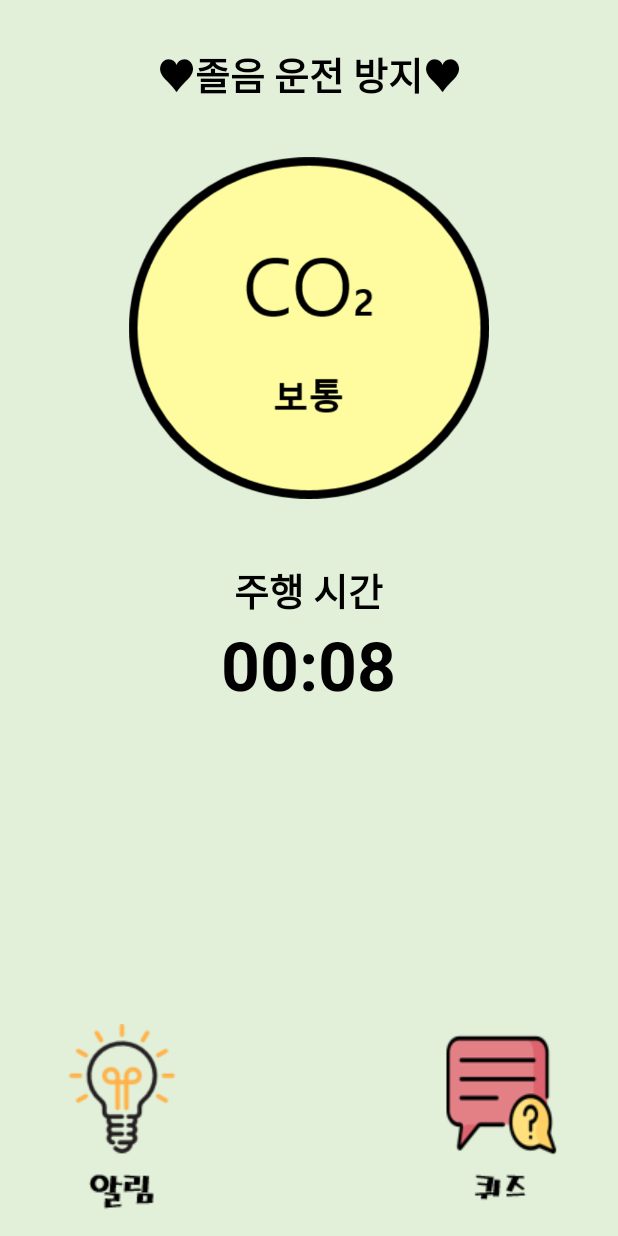
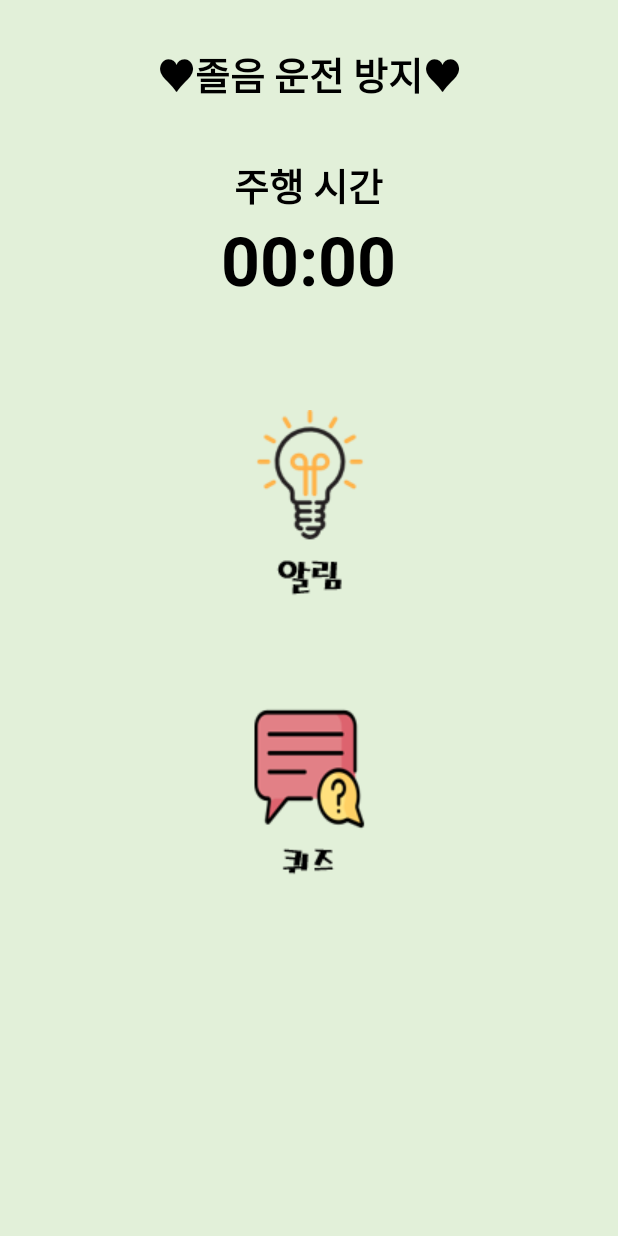
Before and after one commit to NASEYUN/Ahchacha, an Android app: the screen it shows after launch (MainActivity), on a phone screen of 412 x 824 dp. Run offline under Robolectric (Android 15) with nearby library versions, the phone set to English and light mode, and no system bars.

Commit message:
MainActivity수정

```diff
--- a/app/src/main/java/com/naseyun/computer/ahchacha/MainActivity.java
+++ b/app/src/main/java/com/naseyun/computer/ahchacha/MainActivity.java
@@ -4,68 +4,28 @@ import androidx.appcompat.app.AppCompatActivity;
 
 import android.content.Intent;
 import android.os.Bundle;
-import android.os.Handler;
-import android.os.SystemClock;
-import android.util.Log;
 import android.view.View;
 import android.widget.Chronometer;
-import android.widget.EditText;
 import android.widget.ImageButton;
-import android.widget.ImageView;
-import android.widget.Toast;
-import android.widget.ToggleButton;
 
 public class MainActivity extends AppCompatActivity {
 
     private static final String TAG = "MainActivity";
 
-    ImageView imageView;
-    private int Co2=1500;
     Chronometer chronometer;
-    //ToggleButton toggleButton;
-    ImageButton btn1;
-    ImageButton btn2;
-
-    //EditText et;
+    ImageButton alertBtn;
+    ImageButton quizBtn;
 
     @Override
     protected void onCreate(Bundle savedInstanceState) {
         super.onCreate(savedInstanceState);
         setContentView(R.layout.activity_main);
 
-        //et=(EditText)findViewById(R.id.et);
+        chronometer=(Chronometer)findViewById(R.id.chronometer);
+        alertBtn=(ImageButton)findViewById(R.id.alertBtn);
+        quizBtn=(ImageButton)findViewById(R.id.quizBtn);
 
-        imageView=(ImageView)findViewById(R.id.imageView);
-        //toggleButton=(ToggleButton)findViewById(R.id.toggleButton);
-        chronometer=(Chronometer)findViewById(R.id.chronometer);
-        btn1=(ImageButton)findViewById(R.id.btn1);
-        btn2=(ImageButton)findViewById(R.id.btn2);
-
-
-        /*
-        toggleButton.setOnClickListener(new View.OnClickListener(){
-            @Override
-            public void onClick(View v){
-                if (toggleButton.isChecked()) {
-                    chronometer.setBase(SystemClock.elapsedRealtime());
-                    chronometer.start();
-                    toggleButton.setBackgroundDrawable(
-                            getResources().
-                                    getDrawable(R.drawable.stop)
-                    );
-
-                }else{
-                    chronometer.stop();
-
-                    toggleButton.setBackgroundDrawable(
-                            getResources().
-                                    getDrawable(R.drawable.start)
-                    );
-                }
-            }
-        });
-         */
-        btn1.setOnClickListener(new View.OnClickListener() {
+        alertBtn.setOnClickListener(new View.OnClickListener() {
 
             @Override
             public void onClick(View view) {
@@ -73,7 +33,8 @@ public class MainActivity extends AppCompatActivity {
                 startActivity(intent);
             }
         });
-        btn2.setOnClickListener(new View.OnClickListener() {
+
+        quizBtn.setOnClickListener(new View.OnClickListener() {
 
             @Override
             public void onClick(View view) {
@@ -84,50 +45,4 @@ public class MainActivity extends AppCompatActivity {
 
     }
 
-    Handler handler = new Handler();
-    Runnable runnable;
-    int delay = 5*1000; //5초간 delay
-    @Override
-    protected void onResume() {
-        //액티비티보이면 핸들러 start
-        handler.postDelayed( runnable = new Runnable() {
-            public void run() {
-                setImage(Co2);
-                handler.postDelayed(runnable, delay);
-            }
-        }, delay);
-        chronometer.start();//chronometer start
-        super.onResume();
-    }
-
-
-    /*public void mOnClick(View v){//co2값에 따라 이미지 바뀌는지 확인
-        try {
-            String co = et.getText().toString().trim();
-            Co2 = Integer.parseInt(co);
-            Toast.makeText(this, "Co2 : "+Co2, Toast.LENGTH_SHORT).show();
-        } catch(NumberFormatException e){
-            Toast.makeText(this, "숫자만 입력하세요", Toast.LENGTH_SHORT).show();
-        }
-    }*/
-
-    public void setImage(int Co2){//co2값에 따라 이미지 변경
-        Log.d(TAG,"setImage실행");
-        if(Co2<=1000){
-            imageView.setImageResource(R.drawable.stat_good);
-        }
-        else if(Co2>1000&&Co2<=2000){
-            imageView.setImageResource(R.drawable.stat_normal);
-        }
-        else{
-            imageView.setImageResource(R.drawable.stat_bad);
-        }
-    }
-
-    @Override
-    protected void onPause() {
-        Log.d(TAG,"핸들러 일시 정지");
-        handler.removeCallbacks(runnable); //액티비티가 보이지 않으면 핸들러 stop
-        super.onPause();
-    }
 }
--- a/app/src/main/res/layout/activity_alert.xml
+++ b/app/src/main/res/layout/activity_alert.xml
@@ -109,8 +109,8 @@
                 <Spinner
                     android:id="@+id/durationSpinner"
                     android:layout_width="match_parent"
-                    android:layout_height="match_parent"
-                    android:entries="@array/duration" />
+                    android:layout_height="match_parent"/>
+                    <!--android:entries="@array/duration"-->
             </TableRow>
 
         </TableLayout>
--- a/app/src/main/res/layout/activity_main.xml
+++ b/app/src/main/res/layout/activity_main.xml
@@ -3,19 +3,6 @@
     android:layout_width="match_parent"
     android:layout_height="match_parent"
     android:background="#E2F0D9">
-    <!--
-    <EditText
-        android:layout_width="wrap_content"
-        android:layout_height="wrap_content"
-        android:id="@+id/et"
-        android:inputType="number"></EditText>
-    <Button
-        android:layout_width="wrap_content"
-        android:layout_height="wrap_content"
-        android:layout_toRightOf="@+id/et"
-        android:text="확인"
-        android:onClick="mOnClick"></Button>-->
-
     <TextView
         android:id="@+id/text1"
         android:layout_width="match_parent"
@@ -26,20 +13,12 @@
         android:textColor="#000000"
         android:textAlignment="center"
         android:layout_marginTop="30dp"/>
-    <ImageView
-        android:id="@+id/imageView"
-        android:layout_width="240dp"
-        android:layout_height="240dp"
-        android:layout_centerHorizontal="true"
-        android:layout_below="@+id/text1"
-        android:layout_marginTop="30dp"
-        android:src="@drawable/stat_normal" />
     <TextView
         android:id="@+id/text2"
         android:layout_width="wrap_content"
         android:layout_height="wrap_content"
         android:layout_marginTop="35dp"
-        android:layout_below="@+id/imageView"
+        android:layout_below="@+id/text1"
         android:layout_centerHorizontal="true"
         android:textSize="25dp"
         android:textStyle="bold"
@@ -54,48 +33,28 @@
         android:textSize="45dp"
         android:textStyle="bold"
         android:textColor="#000000"/>
-    <!--
+
     <LinearLayout
         android:layout_width="wrap_content"
         android:layout_height="wrap_content"
-        android:orientation="horizontal"
-        android:layout_below="@+id/text2"
+        android:orientation="vertical"
+        android:layout_below="@+id/chronometer"
+        android:layout_marginTop="70dp"
         android:layout_centerHorizontal="true"
         android:gravity="center_vertical">
-        <ToggleButton
-            android:id="@+id/toggleButton"
-            android:layout_width="30dp"
-            android:layout_height="30dp"
-            android:background="@drawable/start"
-            android:textOn=""
-            android:textOff="" />
-        <Chronometer
-            android:id="@+id/chronometer"
-            android:layout_width="wrap_content"
-            android:layout_height="wrap_content"
-            android:textSize="45dp"
-            android:textStyle="bold"
-            android:textColor="#000000"/>
-    </LinearLayout>-->
 
-    <ImageButton
-        android:id="@+id/btn1"
+       <ImageButton
+        android:id="@+id/alertBtn"
         android:layout_width="wrap_content"
         android:layout_height="wrap_content"
-        android:layout_marginTop="20dp"
-        android:layout_alignParentLeft="true"
-        android:layout_alignParentBottom="true"
-        android:layout_marginLeft="35dp"
         android:background="#00000000"
         android:src="@drawable/alert"/>
     <ImageButton
-        android:id="@+id/btn2"
+        android:id="@+id/quizBtn"
         android:layout_width="wrap_content"
         android:layout_height="wrap_content"
-        android:layout_marginTop="20dp"
-        android:layout_alignParentRight="true"
-        android:layout_alignParentBottom="true"
-        android:layout_marginRight="35dp"
+        android:layout_marginTop="50dp"
         android:background="#00000000"
         android:src="@drawable/quiz"/>
+    </LinearLayout>
 </RelativeLayout>
```
